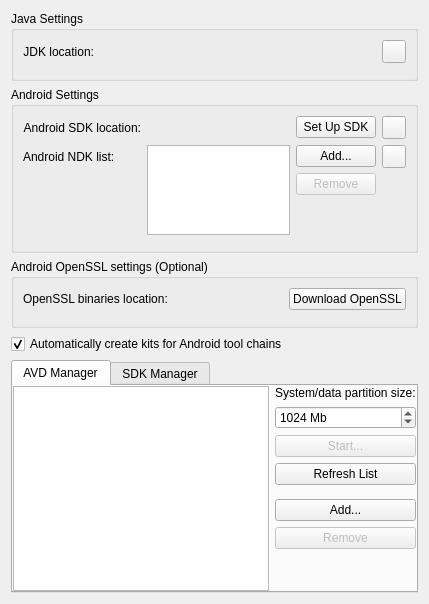
First picture: the form in src/plugins/android/androidsettingswidget.ui, repository qt-creator/qt-creator, before the edit.
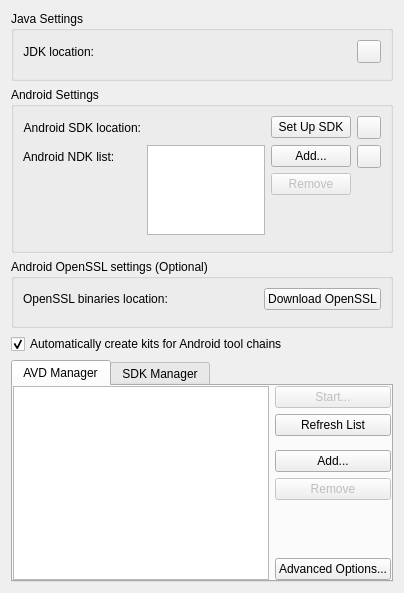
Second picture: the form after the edit. Custom widgets are drawn as their Qt base class.

Commit message:
Android: Replace AVD partition-size spinbox with emulator args input
The android emulator supports many more command-line startup options
than "-partition-size". Let's allow the user to take advantage of the
full functionalty, by providing a free-text input field for the options.

A link to the online documentation is also provided.

As a side-effect, the issue that an overridden parition size can cause
the "Cold Boot: different AVD configuration" warning is solved by not
having -partition-size by default.

Task-number: QTCREATORBUG-24735

Diff of the .ui file:
```diff
--- a/src/plugins/android/androidsettingswidget.ui
+++ b/src/plugins/android/androidsettingswidget.ui
@@ -313,32 +313,6 @@
        </item>
        <item>
         <layout class="QVBoxLayout" name="verticalLayout_2">
-         <item>
-          <widget class="QLabel" name="DataPartitionSizeLable">
-           <property name="text">
-            <string>System/data partition size:</string>
-           </property>
-          </widget>
-         </item>
-         <item>
-          <widget class="QSpinBox" name="DataPartitionSizeSpinBox">
-           <property name="sizePolicy">
-            <sizepolicy hsizetype="Preferred" vsizetype="Fixed">
-             <horstretch>0</horstretch>
-             <verstretch>0</verstretch>
-            </sizepolicy>
-           </property>
-           <property name="suffix">
-            <string> Mb</string>
-           </property>
-           <property name="maximum">
-            <number>99999</number>
-           </property>
-           <property name="value">
-            <number>1024</number>
-           </property>
-          </widget>
-         </item>
          <item>
           <widget class="QPushButton" name="AVDStartPushButton">
            <property name="enabled">
@@ -420,6 +394,13 @@
            </property>
           </spacer>
          </item>
+         <item>
+          <widget class="QPushButton" name="AVDAdvancedOptionsPushButton">
+           <property name="text">
+            <string>Advanced Options...</string>
+           </property>
+          </widget>
+         </item>
         </layout>
        </item>
       </layout>
```
The commit also changes 4 other files.
